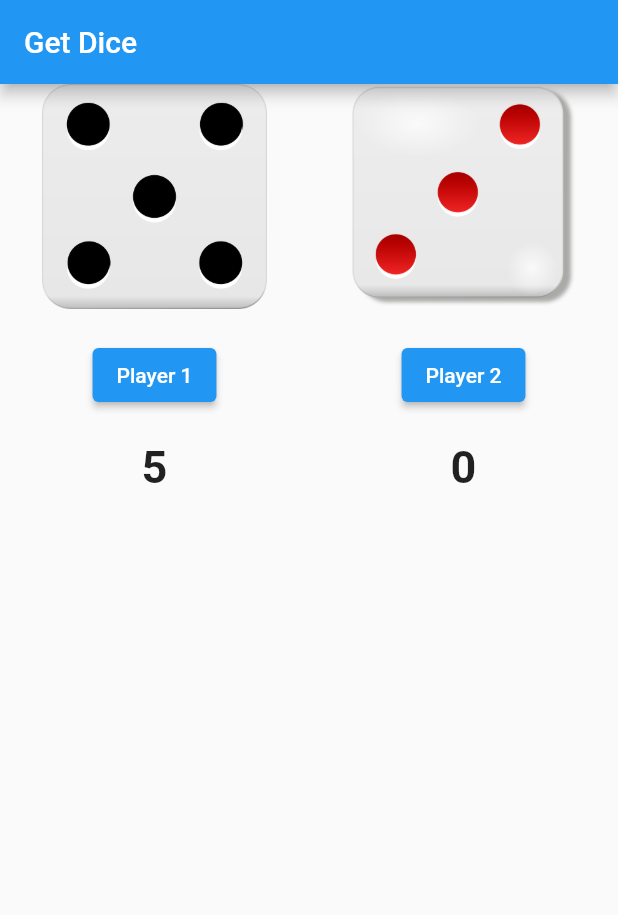
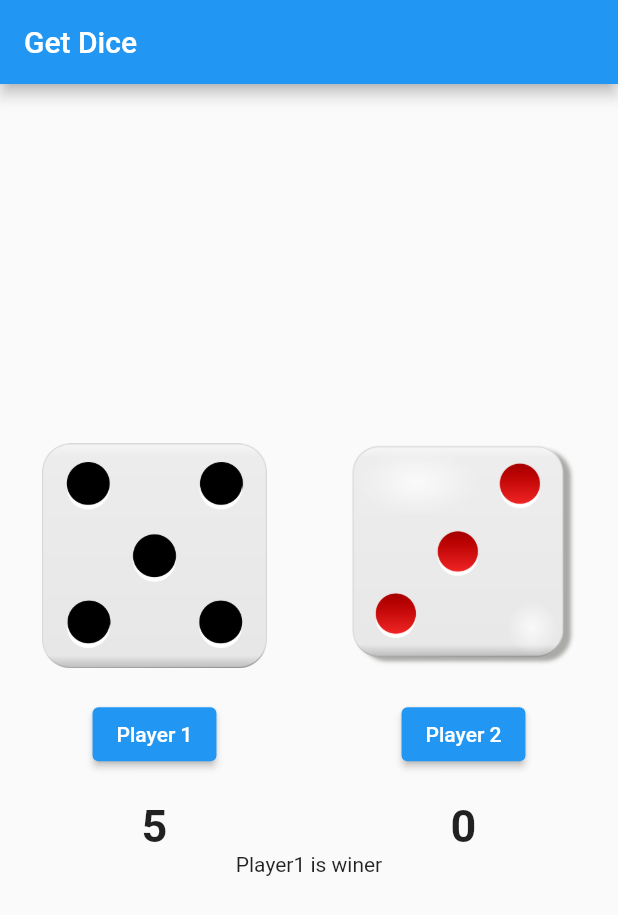
Before and after one commit to Elorasultana/Dice-game, a Flutter app: the screen it shows after launch, after a tap on "Player 1", on a phone screen of 412 x 824 dp. Shown: the top 915 px of the screen. Run offline on Flutter 3.47's test engine with Material 2 defaults, Android fonts, the phone set to English and light mode, and no system bars.

Commit message:
update feature

```diff
--- a/lib/random_dice.dart
+++ b/lib/random_dice.dart
@@ -8,23 +8,25 @@ class RandomDice extends StatefulWidget {
 }
 
 class _RandomDiceState extends State<RandomDice> {
-  int number1 = 1;
+  int number1 = 2;
   int number2 = 2;
   int count1 = 0;
   int count2 = 0;
+  int bottomcount1 = 0;
+  int bottomcount2 = 0;
   var rand = Random();
 
   void getRandomvalue1() {
     setState(() {
       number1 = rand.nextInt(6);
-      count1 = count1+number1+1;
+      count1 = count1 + number1 + 1;
     });
   }
 
   void getRandomvalue2() {
     setState(() {
       number2 = rand.nextInt(6);
-      count2 = count2+number2+1;
+      count2 = count2 + number2 + 1;
     });
   }
 
@@ -36,6 +38,7 @@ class _RandomDiceState extends State<RandomDice> {
       ),
       body: Center(
           child: Column(
+        mainAxisAlignment: MainAxisAlignment.center,
         children: [
           Row(
             mainAxisAlignment: MainAxisAlignment.spaceAround,
@@ -58,16 +61,22 @@ class _RandomDiceState extends State<RandomDice> {
           Row(
             mainAxisAlignment: MainAxisAlignment.spaceAround,
             children: [
-              ElevatedButton(
+              bottomcount1 < 5
+                  ? ElevatedButton(
                       onPressed: () {
+                        bottomcount1++;
                         getRandomvalue1();
                       },
-                  child: Text('Player 1')),
-              ElevatedButton(
+                      child: const Text('Player 1'))
+                  : Text("Total Score : $count1"),
+              bottomcount2 < 5
+                  ? ElevatedButton(
                       onPressed: () {
+                        bottomcount2++;
                         getRandomvalue2();
                       },
-                  child: Text('Player 2')),
+                      child: const Text('Player 2'))
+                  : Text("Total score : $count2"),
             ],
           ),
           SizedBox(
@@ -78,7 +87,7 @@ class _RandomDiceState extends State<RandomDice> {
             children: [
               Text(
                 count1.toString(),
-                style: TextStyle(
+                style: const TextStyle(
                   fontSize: 30,
                   fontWeight: FontWeight.bold,
                 ),
@@ -91,7 +100,12 @@ class _RandomDiceState extends State<RandomDice> {
                 ),
               ),
             ],
-          )
+          ),
+          count1 > count2
+              ? Text('Player1 is winer')
+              : count2 == count1
+                  ? Text('Match draw')
+                  : Text('Player2 is winer'),
         ],
       )),
     );
```
Lines whose indentation alone changed are shown as unchanged.
